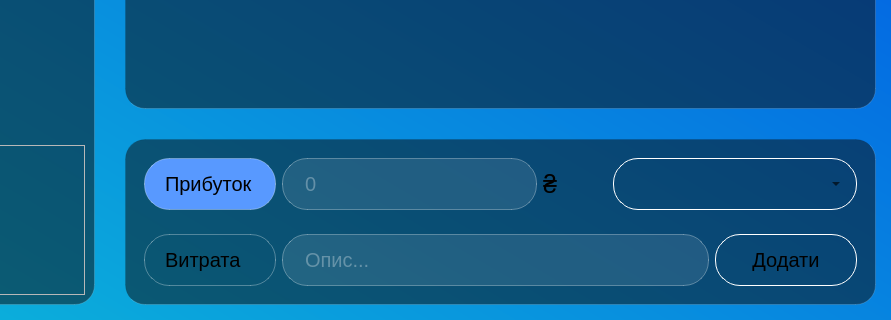
First picture: the form in budget_manager_frontend/forms/mainwindow.ui, repository BogdanKalysh/budget_manager_app, before the edit; both pictures show x 389 to 1280 and y 400 to 720 of the 1280 by 720 pixel window.
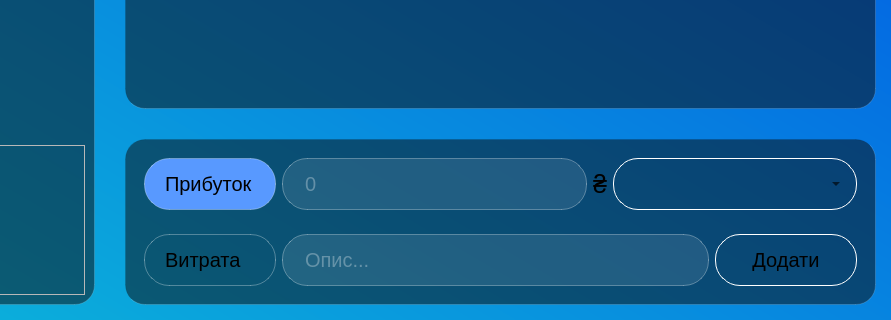
Second picture: the form after the edit. Icons and pictures are not drawn.

```diff
--- a/budget_manager_frontend/forms/mainwindow.ui
+++ b/budget_manager_frontend/forms/mainwindow.ui
@@ -557,19 +557,6 @@
                </property>
               </widget>
              </item>
-             <item>
-              <spacer name="horizontalSpacer">
-               <property name="orientation">
-                <enum>Qt::Horizontal</enum>
-               </property>
-               <property name="sizeHint" stdset="0">
-                <size>
-                 <width>50</width>
-                 <height>20</height>
-                </size>
-               </property>
-              </spacer>
-             </item>
              <item>
               <widget class="QComboBox" name="categoryComboBox">
                <property name="sizePolicy">
```
